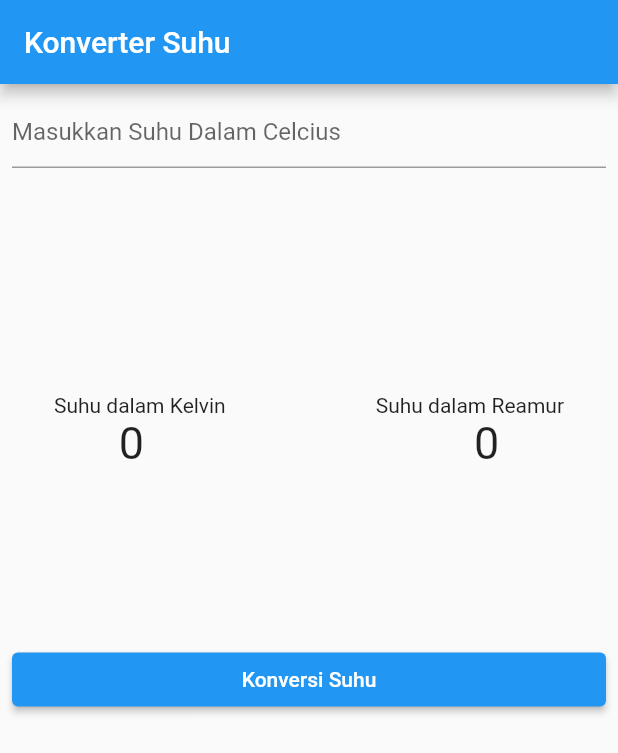
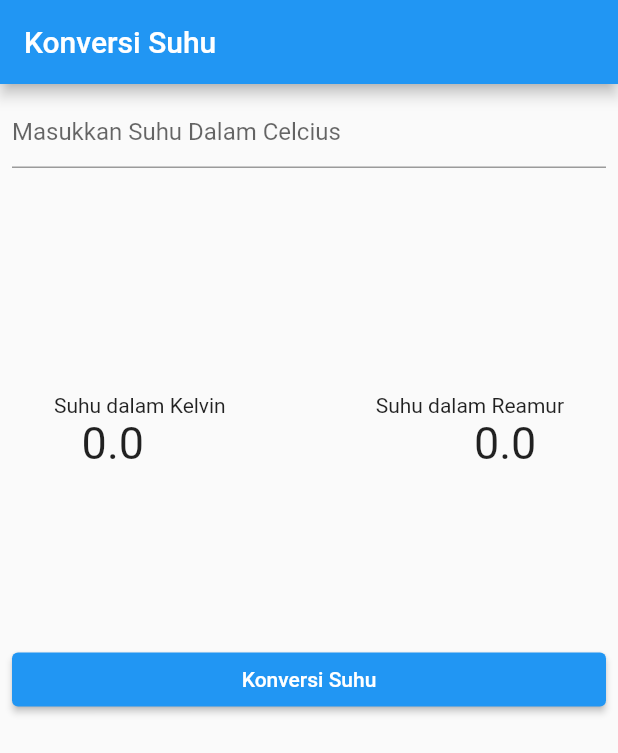
Before and after one commit to KevinBenaya/kevin_jobsheet3, a Flutter app: the screen it shows after launch, on a phone screen of 412 x 824 dp. Shown: the top 753 px of the screen. Run offline on Flutter 3.47's test engine with Material 2 defaults, Android fonts, the phone set to English and light mode, and no system bars.

Commit message:
Rumus Selesai(Jobsheet3)

```diff
--- a/lib/main.dart
+++ b/lib/main.dart
@@ -12,94 +12,12 @@ class MyApp extends StatelessWidget {
   @override
   Widget build(BuildContext context) {
     return MaterialApp(
-      title: 'Flutter Demo',
-      theme: ThemeData(
-        primarySwatch: Colors.blue,
-        visualDensity: VisualDensity.adaptivePlatformDensity,
-      ),
-      home: Scaffold(
-        appBar: AppBar(
-          title: Text("Konverter Suhu"),
+        title: 'Konversi Suhu',
+        theme: ThemeData(
+          primarySwatch: Colors.blue,
+          visualDensity: VisualDensity.adaptivePlatformDensity,
         ),
-        body: Container(
-          margin: EdgeInsets.all(8),
-          child: Column(
-            children: [
-              TextFormField(
-                decoration: InputDecoration(
-                  hintText: 'Masukkan Suhu Dalam Celcius',
-                ),
-                keyboardType: TextInputType.number,
-                inputFormatters: <TextInputFormatter>[
-                  FilteringTextInputFormatter.digitsOnly
-                ],
-              ),
-              Container(
-                child: Row(
-                  mainAxisAlignment: MainAxisAlignment.center,
-                  crossAxisAlignment: CrossAxisAlignment.center,
-                  children: [
-                    Padding(
-                      padding: EdgeInsets.only(top: 150),
-                      child: Text(
-                        'Suhu dalam Kelvin',
-                      ),
-                    ),
-                    SizedBox(
-                      width: 100,
-                    ),
-                    Padding(
-                      padding: EdgeInsets.only(top: 150),
-                      child: Text(
-                        'Suhu dalam Reamur',
-                      ),
-                    ),
-                  ],
-                ),
-              ),
-              Container(
-                child: Row(
-                  mainAxisAlignment: MainAxisAlignment.center,
-                  crossAxisAlignment: CrossAxisAlignment.center,
-                  children: [
-                    Padding(
-                      padding: EdgeInsets.only(bottom: 100),
-                      child: Text(
-                        '0',
-                        style: TextStyle(fontSize: 30),
-                      ),
-                    ),
-                    SizedBox(
-                      width: 220,
-                    ),
-                    Padding(
-                      padding: EdgeInsets.only(bottom: 100),
-                      child: Text(
-                        '0',
-                        style: TextStyle(fontSize: 30),
-                      ),
-                    ),
-                  ],
-                ),
-              ),
-              Container(
-                width: 500,
-                padding: EdgeInsets.only(top: 16),
-                child: ElevatedButton(
-                  onPressed: () {},
-                  child: Text(
-                    "Konversi Suhu",
-                    style: TextStyle(
-                      color: Colors.white,
-                    ),
-                  ),
-                ),
-              ),
-            ],
-          ),
-        ),
-      ),
-    );
+        home: MyHomePage());
   }
 }
 
@@ -123,7 +41,7 @@ class _MyHomePageState extends State<MyHomePage> {
   reamur() {
     setState(() {
       _inputUser = double.parse(retrive1.text);
-      _reamur = 4 ~/ 5 * _inputUser;
+      _reamur = (4 / 5) * _inputUser;
     });
   }
 
@@ -133,7 +51,7 @@ class _MyHomePageState extends State<MyHomePage> {
   Widget build(BuildContext context) {
     return Scaffold(
       appBar: AppBar(
-        title: Text(''),
+        title: Text('Konversi Suhu'),
       ),
       body: Container(
         margin: EdgeInsets.all(8),
@@ -180,7 +98,7 @@ class _MyHomePageState extends State<MyHomePage> {
                   Padding(
                     padding: EdgeInsets.only(bottom: 100),
                     child: Text(
-                      ' : $_kelvin',
+                      '$_kelvin',
                       style: TextStyle(fontSize: 30),
                     ),
                   ),
@@ -190,7 +108,7 @@ class _MyHomePageState extends State<MyHomePage> {
                   Padding(
                     padding: EdgeInsets.only(bottom: 100),
                     child: Text(
-                      ' : $_reamur',
+                      '$_reamur',
                       style: TextStyle(fontSize: 30),
                     ),
                   ),
@@ -201,7 +119,11 @@ class _MyHomePageState extends State<MyHomePage> {
               width: 500,
               padding: EdgeInsets.only(top: 16),
               child: ElevatedButton(
-                onPressed: () {},
+                onPressed: () {
+                  kelvin();
+                  retrive1.clear;
+                  reamur();
+                },
                 child: Text(
                   "Konversi Suhu",
                   style: TextStyle(
```
